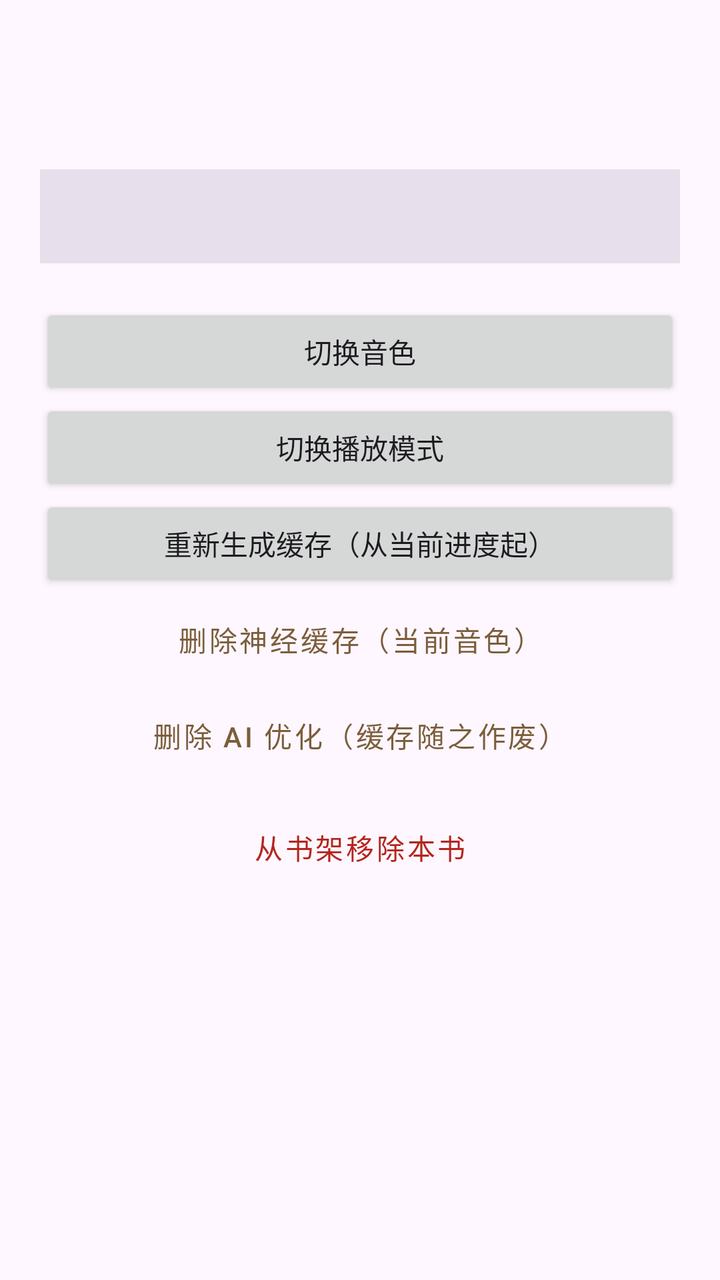
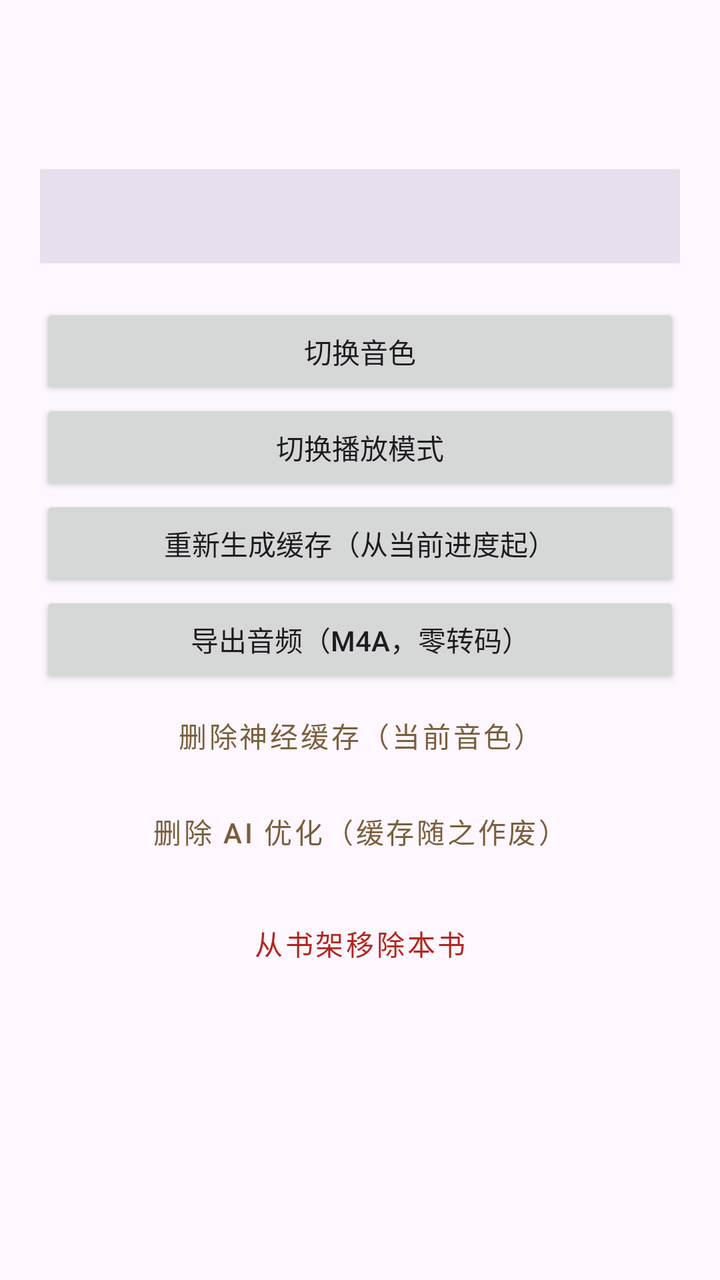

Compare the two renders of this Android layout. The source of the first and the diff that turns it into the second are given below.
<!-- AndroidManifest.xml: application theme Theme.EarBook -->
<!-- res/layout/activity_book_manage.xml -->
<?xml version="1.0" encoding="utf-8"?>
<ScrollView xmlns:android="http://schemas.android.com/apk/res/android"
    android:layout_width="match_parent"
    android:layout_height="match_parent">

    <LinearLayout
        android:layout_width="match_parent"
        android:layout_height="wrap_content"
        android:orientation="vertical"
        android:padding="20dp">

        <TextView
            android:id="@+id/tv_title"
            android:layout_width="match_parent"
            android:layout_height="wrap_content"
            android:textSize="20sp"
            android:textStyle="bold" />

        <TextView
            android:id="@+id/tv_meta"
            android:layout_width="match_parent"
            android:layout_height="wrap_content"
            android:layout_marginTop="4dp"
            android:textColor="?android:attr/textColorSecondary"
            android:textSize="13sp" />

        <TextView
            android:id="@+id/tv_assets"
            android:layout_width="match_parent"
            android:layout_height="wrap_content"
            android:layout_marginTop="16dp"
            android:background="?attr/colorSurfaceVariant"
            android:padding="14dp"
            android:lineSpacingExtra="4dp"
            android:textSize="14sp" />

        <Button
            android:id="@+id/btn_voice"
            android:layout_width="match_parent"
            android:layout_height="wrap_content"
            android:layout_marginTop="20dp"
            android:text="切换音色" />

        <Button
            android:id="@+id/btn_mode"
            android:layout_width="match_parent"
            android:layout_height="wrap_content"
            android:text="切换播放模式" />

        <Button
            android:id="@+id/btn_regenerate"
            android:layout_width="match_parent"
            android:layout_height="wrap_content"
            android:text="重新生成缓存（从当前进度起）" />

        <Button
            android:id="@+id/btn_clear_cache"
            style="@style/Widget.MaterialComponents.Button.OutlinedButton"
            android:layout_width="match_parent"
            android:layout_height="wrap_content"
            android:text="删除神经缓存（当前音色）" />

        <Button
            android:id="@+id/btn_clear_optimize"
            style="@style/Widget.MaterialComponents.Button.OutlinedButton"
            android:layout_width="match_parent"
            android:layout_height="wrap_content"
            android:text="删除 AI 优化（缓存随之作废）" />

        <Button
            android:id="@+id/btn_remove_book"
            style="@style/Widget.MaterialComponents.Button.TextButton"
            android:layout_width="match_parent"
            android:layout_height="wrap_content"
            android:layout_marginTop="8dp"
            android:text="从书架移除本书"
            android:textColor="?attr/colorError" />
    </LinearLayout>
</ScrollView>
<!-- resources referenced by this layout -->
<resources>
  <style name="Theme.EarBook" parent="Theme.Material3.DayNight">
          <item name="colorPrimary">@color/primary</item>
          <item name="colorOnPrimary">@android:color/white</item>
          <item name="colorPrimaryContainer">@color/primary_container</item>
          <item name="colorOnPrimaryContainer">@color/on_primary_container</item>
          <item name="android:statusBarColor">?attr/colorSurface</item>
      </style>
  <color name="primary">#7B5E3B</color>
  <color name="primary_container">#F0E2CE</color>
  <color name="on_primary_container">#3E2E17</color>
</resources>

<!-- the commit's change to res/layout/activity_book_manage.xml (unified diff, before → after) -->
@@ -54,6 +54,12 @@
             android:text="重新生成缓存（从当前进度起）" />
 
         <Button
+            android:id="@+id/btn_export"
+            android:layout_width="match_parent"
+            android:layout_height="wrap_content"
+            android:text="导出音频（M4A，零转码）" />
+
+        <Button
             android:id="@+id/btn_clear_cache"
             style="@style/Widget.MaterialComponents.Button.OutlinedButton"
             android:layout_width="match_parent"
